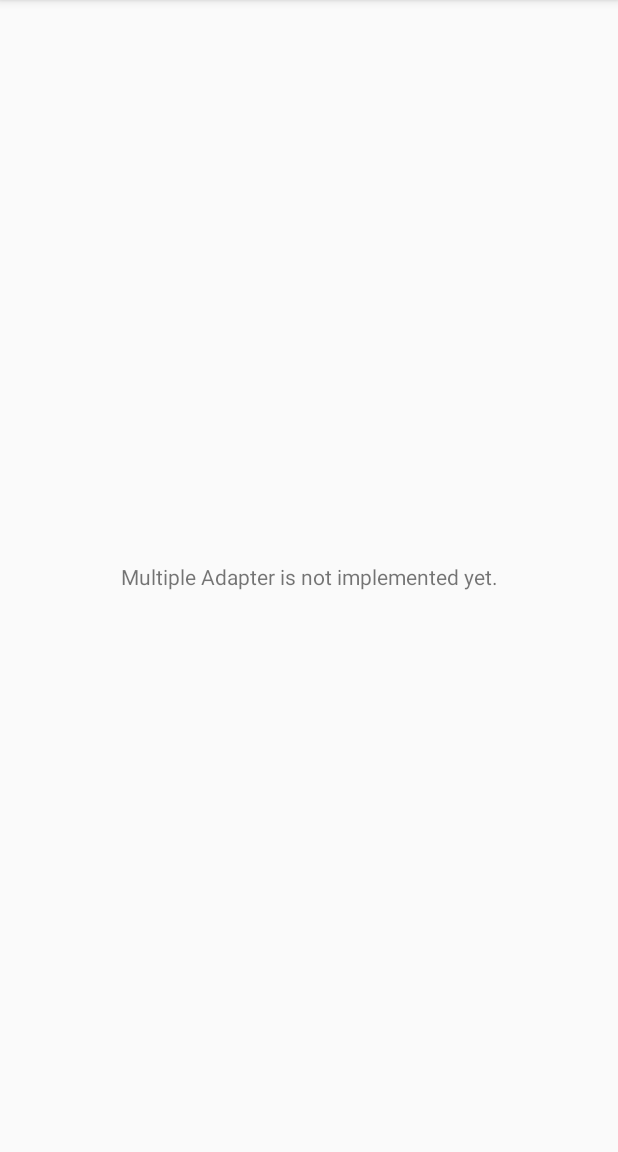
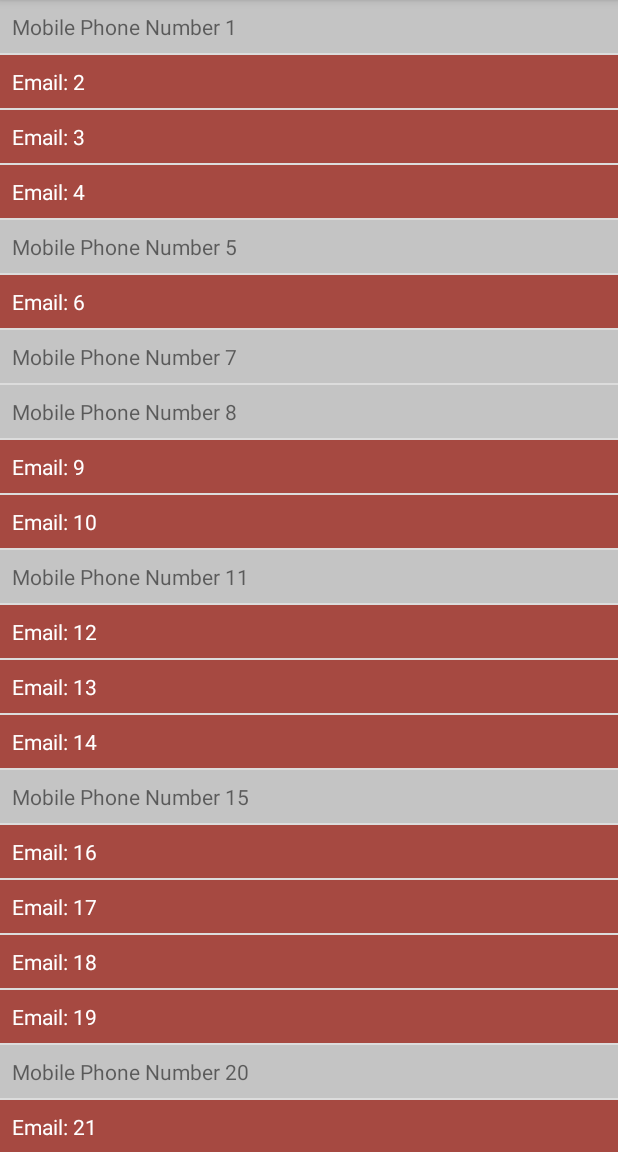
Before and after one commit to Cantinho/koga, an Android app: the MultipleAdapterFragment screen opened through its navigation route, on a phone screen of 412 x 824 dp, the part 84-1236 px from its top. Run offline under Robolectric (Android 15) with nearby library versions, the phone set to English and light mode, and no system bars.

Commit message:
add multiple type adapter

```diff
--- a/KOGA/app/src/main/java/br/com/cantinho/kogasample/HomeFragment.kt
+++ b/KOGA/app/src/main/java/br/com/cantinho/kogasample/HomeFragment.kt
@@ -1,12 +1,11 @@
 package br.com.cantinho.kogasample
 
 import android.content.Context
-import android.net.Uri
 import android.os.Bundle
-import androidx.fragment.app.Fragment
 import android.view.LayoutInflater
 import android.view.View
 import android.view.ViewGroup
+import androidx.fragment.app.Fragment
 import kotlinx.android.synthetic.main.fragment_home.*
 
 // TODO: Rename parameter arguments, choose names that match
--- a/KOGA/app/src/main/java/br/com/cantinho/kogasample/MultipleAdapterFragment.kt
+++ b/KOGA/app/src/main/java/br/com/cantinho/kogasample/MultipleAdapterFragment.kt
@@ -1,12 +1,17 @@
 package br.com.cantinho.kogasample
 
-import android.content.Context
-import android.net.Uri
 import android.os.Bundle
-import androidx.fragment.app.Fragment
 import android.view.LayoutInflater
 import android.view.View
 import android.view.ViewGroup
+import androidx.fragment.app.Fragment
+import androidx.recyclerview.widget.DividerItemDecoration
+import androidx.recyclerview.widget.LinearLayoutManager
+import androidx.recyclerview.widget.RecyclerView
+import br.com.cantinho.kogasample.ext.toast
+import br.com.cantinho.kogasample.listeners.OnRecyclerItemClickListener
+import br.com.cantinho.kogasample.sample.multiple.MultipleAdapter
+import br.com.cantinho.kogasample.util.generateMockUsers
 
 // TODO: Rename parameter arguments, choose names that match
 // the fragment initialization parameters, e.g. ARG_ITEM_NUMBER
@@ -21,7 +26,11 @@ private const val ARG_PARAM2 = "param2"
  * Use the [MultipleAdapterFragment.newInstance] factory method to
  * create an instance of this fragment.
  */
-class MultipleAdapterFragment : Fragment() {
+class MultipleAdapterFragment : Fragment(), OnRecyclerItemClickListener {
+
+    private lateinit var adapter: MultipleAdapter
+    private lateinit var recycler: RecyclerView
+
     // TODO: Rename and change types of parameters
     private var param1: String? = null
     private var param2: String? = null
@@ -34,12 +43,39 @@ class MultipleAdapterFragment : Fragment() {
         }
     }
 
+    override fun onItemClick(position: Int) {
+        // get the User entity, associated with the clicked item.
+        val clickedUser = adapter.getItem(position)
+        // now you are free to do whatever you want with it.
+        // We just show a Toast message
+        toast(clickedUser.content)
+    }
+
     override fun onCreateView(
         inflater: LayoutInflater, container: ViewGroup?,
         savedInstanceState: Bundle?
     ): View? {
         // Inflate the layout for this fragment
-        return inflater.inflate(R.layout.fragment_multiple_adapter, container, false)
+        val view = inflater.inflate(R.layout.fragment_multiple_adapter, container, false)
+        initViews(view)
+        return view
+    }
+
+    override fun onViewCreated(view: View, savedInstanceState: Bundle?) {
+        super.onViewCreated(view, savedInstanceState)
+        // TODO in real life app it should be done by a Presenter or a ViewModel.
+        adapter.setItems(generateMockUsers(simple = false))
+    }
+
+    private fun initViews(view: View) {
+        context?.let {
+            recycler = view.findViewById(R.id.recycler)
+            recycler.layoutManager = LinearLayoutManager(activity)
+            recycler.setHasFixedSize(true)
+            recycler.addItemDecoration(DividerItemDecoration(activity, DividerItemDecoration.VERTICAL))
+            adapter = MultipleAdapter(it, this)
+            recycler.adapter = adapter
+        }
     }
 
     companion object {
--- a/KOGA/app/src/main/java/br/com/cantinho/kogasample/SimpleAdapterFragment.kt
+++ b/KOGA/app/src/main/java/br/com/cantinho/kogasample/SimpleAdapterFragment.kt
@@ -1,21 +1,21 @@
 package br.com.cantinho.kogasample
 
-import android.content.Context
-import android.net.Uri
 import android.os.Bundle
-import androidx.fragment.app.Fragment
 import android.view.LayoutInflater
 import android.view.View
 import android.view.ViewGroup
 import android.widget.Toast
+import androidx.fragment.app.Fragment
 import androidx.recyclerview.widget.DividerItemDecoration
 import androidx.recyclerview.widget.LinearLayoutManager
 import androidx.recyclerview.widget.RecyclerView
+import br.com.cantinho.kogasample.ext.toast
 import br.com.cantinho.kogasample.listeners.OnRecyclerItemClickListener
 import br.com.cantinho.kogasample.model.CardContent
 import br.com.cantinho.kogasample.model.EmailAddress
 import br.com.cantinho.kogasample.model.NumericId
 import br.com.cantinho.kogasample.sample.simple.SimpleAdapter
+import br.com.cantinho.kogasample.util.generateMockUsers
 
 // TODO: Rename parameter arguments, choose names that match
 // the fragment initialization parameters, e.g. ARG_ITEM_NUMBER
@@ -40,40 +40,8 @@ class SimpleAdapterFragment : Fragment(), OnRecyclerItemClickListener {
         val clickedUser = adapter.getItem(position)
         // now you are free to do whatever you want with it.
         // We just show a Toast message
-        showToast(clickedUser.content)
+        toast(clickedUser.content)
     }
-
-    /**
-     * Shows a Toast message.
-     *
-     * @param message message to show
-     */
-    private fun showToast(message: String) {
-        Toast.makeText(this.activity, message, Toast.LENGTH_SHORT).show()
-    }
-
-    /**
-     * Creates some mock users.
-     */
-    private fun generateMockUsers(): List<CardContent> {
-        val totalCards = 25
-        val users = ArrayList<CardContent>(totalCards)
-        for (i in 1..totalCards) {
-            val randomAge =  getRandomAge()
-            users.add(EmailAddress( "Card $i", NumericId(randomAge)))
-        }
-        return users
-    }
-
-    /**
-     * Generates random age between 0 and 110 (excluded)
-     *
-     * @return random age value
-     */
-    private fun getRandomAge(): Long {
-        return (Math.random() * 110).toLong()
-    }
-
 
     // TODO: Rename and change types of parameters
     private var param1: String? = null
--- /dev/null
+++ b/KOGA/app/src/main/java/br/com/cantinho/kogasample/sample/common/EmailAddressViewHolder.kt
@@ -0,0 +1,19 @@
+package br.com.cantinho.kogasample.sample.common
+
+
+import android.view.View
+import br.com.cantinho.kogasample.BaseViewHolder
+import br.com.cantinho.kogasample.listeners.OnRecyclerItemClickListener
+import br.com.cantinho.kogasample.model.CardContent
+import kotlinx.android.extensions.LayoutContainer
+import kotlinx.android.synthetic.main.item_email_address_card_content.view.*
+
+
+class EmailAddressViewHolder(itemView: View, listener: OnRecyclerItemClickListener) : BaseViewHolder <CardContent, OnRecyclerItemClickListener>(itemView, listener), LayoutContainer {
+
+    override fun onBind(item: CardContent) {
+        // bind data to the views
+        containerView?.tvContent?.text = item.content
+    }
+
+}
--- /dev/null
+++ b/KOGA/app/src/main/java/br/com/cantinho/kogasample/sample/common/MobilePhoneNumberViewHolder.kt
@@ -0,0 +1,19 @@
+package br.com.cantinho.kogasample.sample.common
+
+
+import android.view.View
+import br.com.cantinho.kogasample.BaseViewHolder
+import br.com.cantinho.kogasample.listeners.OnRecyclerItemClickListener
+import br.com.cantinho.kogasample.model.CardContent
+import kotlinx.android.extensions.LayoutContainer
+import kotlinx.android.synthetic.main.item_mobile_phone_number_card_content.view.*
+
+
+class MobilePhoneNumberViewHolder(itemView: View, listener: OnRecyclerItemClickListener) : BaseViewHolder <CardContent, OnRecyclerItemClickListener>(itemView, listener), LayoutContainer {
+
+    override fun onBind(item: CardContent) {
+        // bind data to the views
+        containerView?.tvContent?.text = item.content
+    }
+
+}
--- /dev/null
+++ b/KOGA/app/src/main/java/br/com/cantinho/kogasample/sample/multiple/MultipleAdapter.kt
@@ -0,0 +1,47 @@
+package br.com.cantinho.kogasample.sample.multiple
+
+import android.content.Context
+import android.view.ViewGroup
+import br.com.cantinho.kogasample.BaseViewHolder
+import br.com.cantinho.kogasample.R
+import br.com.cantinho.kogasample.GenericRecyclerViewAdapter
+import br.com.cantinho.kogasample.listeners.OnRecyclerItemClickListener
+import br.com.cantinho.kogasample.model.CardContent
+import br.com.cantinho.kogasample.model.EmailAddress
+import br.com.cantinho.kogasample.model.MobilePhoneNumber
+import br.com.cantinho.kogasample.sample.common.EmailAddressViewHolder
+import br.com.cantinho.kogasample.sample.common.MobilePhoneNumberViewHolder
+import java.lang.IllegalArgumentException
+
+
+class MultipleAdapter(context: Context, listener: OnRecyclerItemClickListener) : GenericRecyclerViewAdapter<CardContent, OnRecyclerItemClickListener, BaseViewHolder<CardContent, OnRecyclerItemClickListener>>(context, listener) {
+
+    companion object {
+        private const val VIEW_TYPE_EMAIL_ADDRESS = R.layout.item_email_address_card_content
+        private const val VIEW_TYPE_MOBILE_PHONE_NUMBER  = R.layout.item_mobile_phone_number_card_content
+    }
+
+    /**
+     * Create here appropriate ViewHolder for each view type
+     *
+     * @param parent   The ViewGroup into which the new View will be added after it is bound to an adapter position.
+     * @param viewType The view type of the new View. It corresponds to layout resource id {@link android.support.annotation.LayoutRes} for convenience
+     * @return ViewHolder which corresponds to needed view type
+     */
+    override fun onCreateViewHolder(parent: ViewGroup, viewType: Int): BaseViewHolder<CardContent, OnRecyclerItemClickListener> {
+        return when(viewType) {
+            VIEW_TYPE_EMAIL_ADDRESS -> EmailAddressViewHolder(inflate(R.layout.item_email_address_card_content, parent), getListener())
+            VIEW_TYPE_MOBILE_PHONE_NUMBER  -> MobilePhoneNumberViewHolder(inflate(R.layout.item_mobile_phone_number_card_content, parent), getListener())
+            else -> throw IllegalArgumentException("Unexpected view type $viewType")
+        }
+    }
+
+    override fun getItemViewType(position: Int): Int {
+        return when(getItems()[position]) {
+            is EmailAddress -> VIEW_TYPE_EMAIL_ADDRESS
+            is MobilePhoneNumber -> VIEW_TYPE_MOBILE_PHONE_NUMBER
+            else -> throw IllegalArgumentException("Unexpected view type at $position")
+        }
+    }
+
+}
--- /dev/null
+++ b/KOGA/app/src/main/java/br/com/cantinho/kogasample/util/DataMockGenerator.kt
@@ -0,0 +1,37 @@
+package br.com.cantinho.kogasample.util
+
+import br.com.cantinho.kogasample.model.CardContent
+import br.com.cantinho.kogasample.model.EmailAddress
+import br.com.cantinho.kogasample.model.MobilePhoneNumber
+import br.com.cantinho.kogasample.model.NumericId
+import kotlin.random.Random
+
+/**
+ * Creates some mock users.
+ */
+fun generateMockUsers(simple: Boolean = true): List<CardContent> {
+    val totalCards = 25
+    val users = ArrayList<CardContent>(totalCards)
+    for (i in 1..totalCards) {
+        val randomAge =  getRandomId()
+        if(simple) {
+            users.add(EmailAddress("Email: $i", NumericId(randomAge)))
+        } else {
+            if(Random.nextBoolean()) {
+                users.add(EmailAddress("Email: $i", NumericId(randomAge)))
+            } else {
+                users.add(MobilePhoneNumber("Mobile Phone Number $i", NumericId(randomAge)))
+            }
+        }
+    }
+    return users
+}
+
+/**
+ * Generates random age between 0 and 110 (excluded)
+ *
+ * @return random age value
+ */
+private fun getRandomId(): Long {
+    return (Math.random() * 110).toLong()
+}
--- a/KOGA/app/src/main/res/layout/fragment_multiple_adapter.xml
+++ b/KOGA/app/src/main/res/layout/fragment_multiple_adapter.xml
@@ -7,14 +7,15 @@
     xmlns:app="http://schemas.android.com/apk/res-auto"
     tools:context=".MultipleAdapterFragment">
 
-    <TextView
-        android:id="@+id/textView"
-        android:layout_width="wrap_content"
-        android:layout_height="wrap_content"
-        android:text="@string/multiple_adapter_not_implemented"
+    <androidx.recyclerview.widget.RecyclerView
+        android:id="@+id/recycler"
+        android:layout_width="match_parent"
+        android:layout_height="match_parent"
+        android:clipToPadding="false"
         app:layout_constraintBottom_toBottomOf="parent"
         app:layout_constraintLeft_toLeftOf="parent"
         app:layout_constraintRight_toRightOf="parent"
-        app:layout_constraintTop_toTopOf="parent"/>
+        app:layout_constraintTop_toTopOf="parent">
+    </androidx.recyclerview.widget.RecyclerView>
 
 </androidx.constraintlayout.widget.ConstraintLayout>
--- /dev/null
+++ b/KOGA/app/src/main/res/layout/item_email_address_card_content.xml
@@ -0,0 +1,25 @@
+<?xml version="1.0" encoding="utf-8"?>
+<androidx.constraintlayout.widget.ConstraintLayout
+    xmlns:android="http://schemas.android.com/apk/res/android"
+    xmlns:app="http://schemas.android.com/apk/res-auto"
+    android:id="@+id/container"
+    android:layout_width="match_parent"
+    android:layout_height="wrap_content"
+    android:background="@color/colorMediumCarmine">
+
+
+    <TextView
+        android:id="@+id/tvContent"
+        android:layout_width="wrap_content"
+        android:layout_height="wrap_content"
+        android:layout_marginStart="8dp"
+        android:layout_marginLeft="8dp"
+        android:layout_marginTop="8dp"
+        android:layout_marginBottom="8dp"
+        android:text="@string/default_card_content"
+        android:textColor="@android:color/white"
+        app:layout_constraintBottom_toBottomOf="parent"
+        app:layout_constraintStart_toStartOf="parent"
+        app:layout_constraintTop_toTopOf="parent" />
+
+</androidx.constraintlayout.widget.ConstraintLayout>
--- /dev/null
+++ b/KOGA/app/src/main/res/layout/item_mobile_phone_number_card_content.xml
@@ -0,0 +1,24 @@
+<?xml version="1.0" encoding="utf-8"?>
+<androidx.constraintlayout.widget.ConstraintLayout
+    xmlns:android="http://schemas.android.com/apk/res/android"
+    xmlns:app="http://schemas.android.com/apk/res-auto"
+    android:id="@+id/container"
+    android:layout_width="match_parent"
+    android:layout_height="wrap_content"
+    android:background="@color/colorSilverSand">
+
+
+    <TextView
+        android:id="@+id/tvContent"
+        android:layout_width="wrap_content"
+        android:layout_height="wrap_content"
+        android:layout_marginStart="8dp"
+        android:layout_marginLeft="8dp"
+        android:layout_marginTop="8dp"
+        android:layout_marginBottom="8dp"
+        android:text="@string/default_card_content"
+        app:layout_constraintBottom_toBottomOf="parent"
+        app:layout_constraintStart_toStartOf="parent"
+        app:layout_constraintTop_toTopOf="parent" />
+
+</androidx.constraintlayout.widget.ConstraintLayout>
--- a/KOGA/app/src/main/res/values/colors.xml
+++ b/KOGA/app/src/main/res/values/colors.xml
@@ -3,4 +3,10 @@
     <color name="colorPrimary">#008577</color>
     <color name="colorPrimaryDark">#00574B</color>
     <color name="colorAccent">#D81B60</color>
+
+    <color name="colorMediumCarmine">#A64941</color>
+    <color name="colorSilverSand">#C4C4C4</color>
+    <color name="colorAlabaster">#F2E9E0</color>
+    <color name="colorDarkElectricBlue">#606E79</color>
+
 </resources>
--- a/KOGA/koga/src/main/java/br/com/cantinho/kogasample/BaseViewHolder.kt
+++ b/KOGA/koga/src/main/java/br/com/cantinho/kogasample/BaseViewHolder.kt
@@ -4,6 +4,7 @@ import android.view.View
 import androidx.recyclerview.widget.RecyclerView
 import br.com.cantinho.kogasample.listeners.BaseRecyclerListener
 import kotlinx.android.extensions.LayoutContainer
+import kotlin.reflect.KClass
 
 /**
  * Base ViewHolder to be used with the generic adapter.
```
